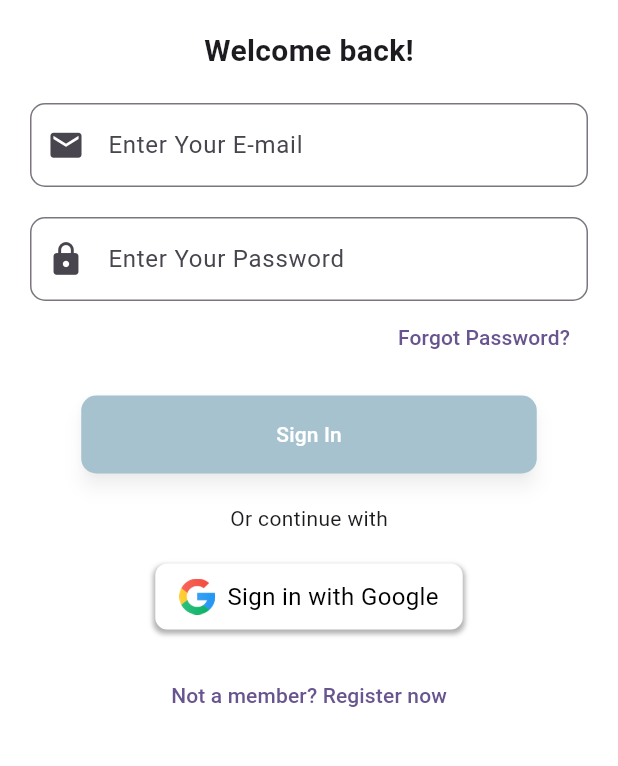
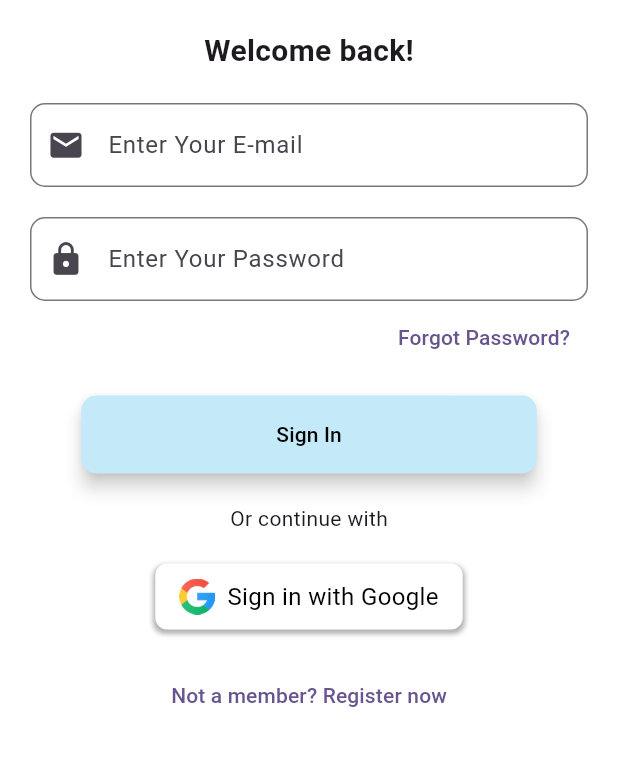
Before and after one commit to ShubhamG2004/AgroNex, a Flutter app: the screen it shows after launch, on a phone screen of 412 x 824 dp, the part 380-1146 px from its top. Run offline on Flutter 3.47's test engine with Material 3 defaults, Android fonts, the phone set to English and light mode, and no system bars; our stand-ins replace firebase_auth, firebase_core, get, google_sign_in; accounts and stored records are empty.

Commit message:
#upadte Login

```diff
--- a/lib/login.dart
+++ b/lib/login.dart
@@ -146,15 +146,15 @@ class _LoginState extends State<Login> {
                 ElevatedButton(
                   onPressed: () => signIn(),
                   style: ElevatedButton.styleFrom(
-                    backgroundColor: Color(0xFFA5C2CE), // Light sky blue background
+                    backgroundColor: Color(0xFFC4EAFA), // Light sky blue background
                     padding: EdgeInsets.symmetric(horizontal: 130, vertical: 16),
                     shape: RoundedRectangleBorder(
                       borderRadius: BorderRadius.circular(10),
                     ),
                     elevation: 5, // Add elevation for shadow
-                    shadowColor: Colors.black.withOpacity(0.3), // Shadow color
+                    shadowColor: Colors.black.withOpacity(0.9), // Shadow color
                   ),
-                  child: Text('Sign In', style: TextStyle(color: Colors.white)),
+                  child: Text('Sign In', style: TextStyle(color: Colors.black)),
                 ),
                 SizedBox(height: 20),
                 Text('Or continue with'),
```
Also changed, not shown: 1 other file.
